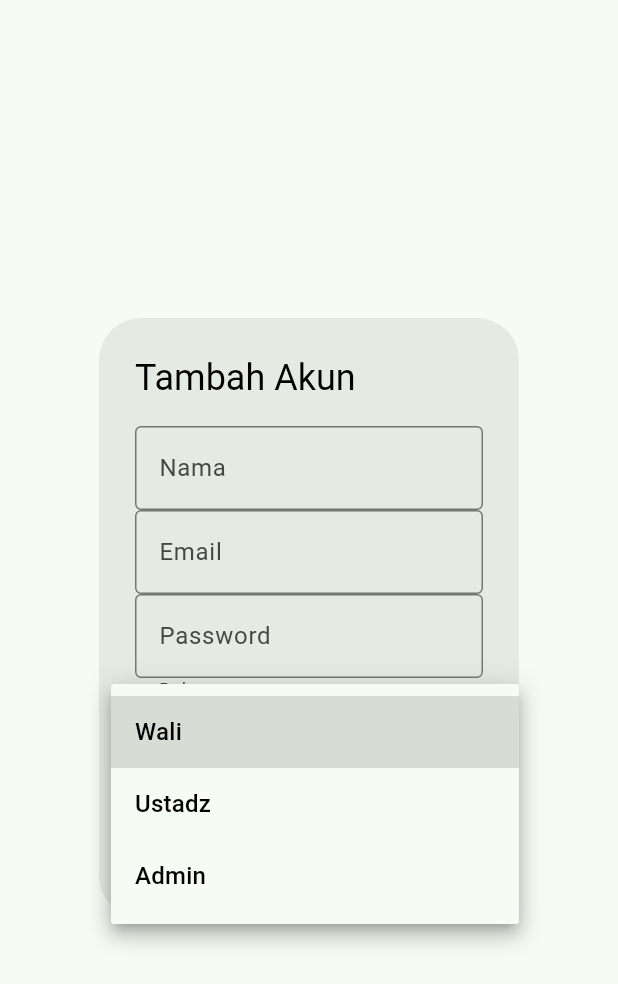
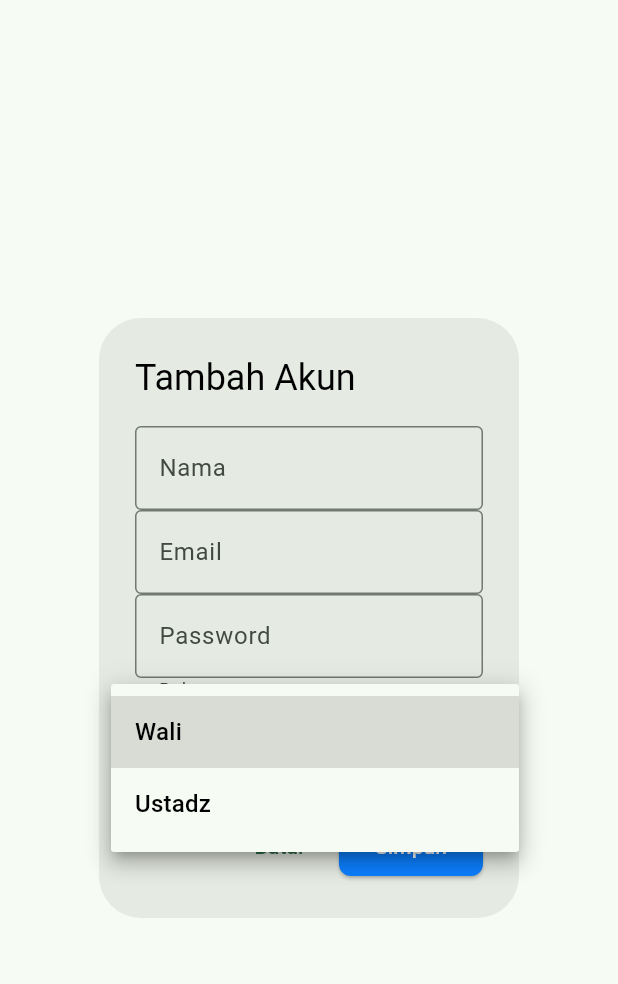
Before and after one commit to Fiinsz/UAS_MobileTeori, a Flutter app: the _AddUserDialog widget shown alone on an empty page, opened directly, after a tap on "Wali", on a phone screen of 412 x 824 dp. Shown: the top 984 px of the screen. Run offline on Flutter 3.47's test engine with Material 3 defaults, Android fonts, the phone set to English and light mode, and no system bars; our stand-ins replace cloud_firestore, firebase_auth, firebase_core; accounts and stored records are empty.

Commit message:
Hapus tambah admin di crud admin

```diff
--- a/lib/features/admin/presentation/admin_users_page.dart
+++ b/lib/features/admin/presentation/admin_users_page.dart
@@ -538,7 +538,7 @@ class _AddUserDialogState extends State<_AddUserDialog> {
             items: const [
               DropdownMenuItem(value: 'wali', child: Text('Wali')),
               DropdownMenuItem(value: 'ustadz', child: Text('Ustadz')),
-              DropdownMenuItem(value: 'admin', child: Text('Admin')),
+              // Admin role dihapus - hanya ada 1 super admin
             ],
             onChanged: (v) => setState(() => _role = v ?? 'wali'),
             decoration: const InputDecoration(labelText: 'Role'),
@@ -645,7 +645,7 @@ class _EditUserDialogState extends State<_EditUserDialog> {
             items: const [
               DropdownMenuItem(value: 'wali', child: Text('Wali')),
               DropdownMenuItem(value: 'ustadz', child: Text('Ustadz')),
-              DropdownMenuItem(value: 'admin', child: Text('Admin')),
+              // Admin role dihapus - hanya ada 1 super admin
             ],
             onChanged: (v) => setState(() => _role = v ?? 'wali'),
             decoration: const InputDecoration(labelText: 'Role'),
@@ -662,13 +662,7 @@ class _EditUserDialogState extends State<_EditUserDialog> {
             'role': _role,
           };
 
-          // If changing to admin role, auto-approve
-          if (_role == 'admin' && widget.initial['role'] != 'admin') {
-            updateData['isApproved'] = true;
-            updateData['status'] = 'approved';
-            updateData['approvedBy'] = FirebaseAuth.instance.currentUser?.uid ?? 'system';
-            updateData['approvedAt'] = FieldValue.serverTimestamp();
-          }
+          // Note: Admin role tidak dapat diubah via UI - hanya ada 1 super admin
 
           await users.doc(widget.id).set(updateData, SetOptions(merge: true));
 
```
